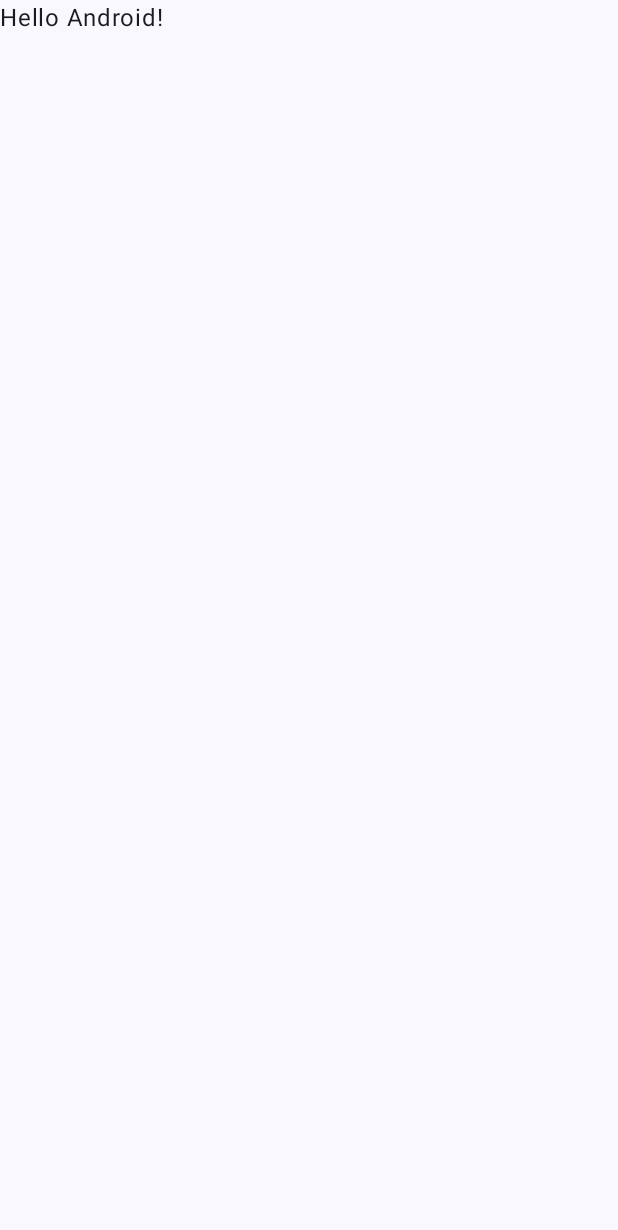
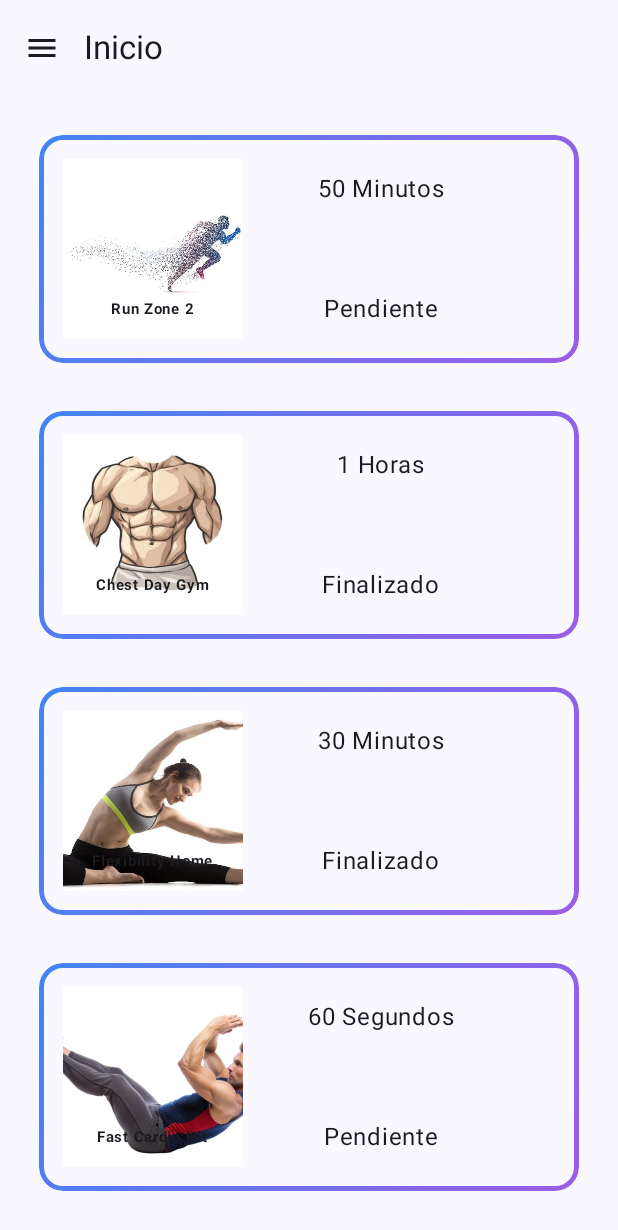
Before and after one commit to jgonpascual-eng/PersonalProyectPractice, an Android app built with Jetpack Compose: the screen it shows after launch (MainActivity), on a phone screen of 412 x 824 dp. Before the commit the part shown is almost empty. Shown: the top 1230 px of the screen. Run offline under Robolectric (Android 15) with nearby library versions, the phone set to English and light mode, and no system bars.

Commit message:
Hecho Ficha Workout y TopApp Bar Navegation

```diff
--- a/app/build.gradle.kts
+++ b/app/build.gradle.kts
@@ -37,6 +37,7 @@ android {
 
 dependencies {
     implementation(platform(libs.androidx.compose.bom))
+    implementation("androidx.compose.material:material-icons-core")
     implementation(libs.androidx.activity.compose)
     implementation(libs.androidx.compose.material3)
     implementation(libs.androidx.compose.ui)
--- a/app/src/main/java/com/example/personalproyectpractice/Data/Workout.kt
+++ b/app/src/main/java/com/example/personalproyectpractice/Data/Workout.kt
@@ -3,6 +3,7 @@ package com.example.personalproyectpractice.Data
 data class Workout(
     val Id: Int,
     val name: String,
-    val Time: Double,
-    val isDone: Boolean
+    val Time: String,
+    val isDone: Boolean,
+    var Img: Int
 )
--- /dev/null
+++ b/app/src/main/java/com/example/personalproyectpractice/Data/WorkoutRepository.kt
@@ -0,0 +1,41 @@
+package com.example.personalproyectpractice.Data
+
+import com.example.personalproyectpractice.R
+
+val workoutList = listOf<Workout>(
+    Workout(
+        Id = 1,
+        name = "Run Zone 2",
+        Time = "50m",
+        isDone = false,
+        Img = R.drawable.workout_run
+    ),
+    Workout(
+        Id = 2,
+        name = "Chest Day Gym",
+        Time = "1h",
+        isDone = true,
+        Img = R.drawable.chest_day
+    ),
+    Workout(
+        Id = 3,
+        name = "Flexibility Home",
+        Time = "30m",
+        isDone = true,
+        Img = R.drawable.flexibility
+    ),
+    Workout(
+        Id = 4,
+        name = "Fast Cardio Hit",
+        Time = "60s",
+        isDone = false,
+        Img = R.drawable.cardio_hit
+    ),
+    Workout(
+        Id = 5,
+        name = "Leg Day Gym",
+        Time = "2h",
+        isDone = true,
+        Img = R.drawable.leg_day
+    )
+)
--- a/app/src/main/java/com/example/personalproyectpractice/Ficha/FichaWorkout.kt
+++ b/app/src/main/java/com/example/personalproyectpractice/Ficha/FichaWorkout.kt
@@ -1,6 +1,9 @@
 package com.example.personalproyectpractice.Ficha
 
+
+import androidx.compose.foundation.BorderStroke
 import androidx.compose.foundation.Image
+import androidx.compose.foundation.border
 import androidx.compose.foundation.layout.Box
 import androidx.compose.foundation.layout.Column
 import androidx.compose.foundation.layout.Row
@@ -10,10 +13,14 @@ import androidx.compose.foundation.layout.fillMaxWidth
 import androidx.compose.foundation.layout.height
 import androidx.compose.foundation.layout.padding
 import androidx.compose.foundation.layout.size
+import androidx.compose.foundation.shape.RoundedCornerShape
 import androidx.compose.material3.Text
 import androidx.compose.runtime.Composable
 import androidx.compose.ui.Alignment
 import androidx.compose.ui.Modifier
+import androidx.compose.ui.draw.clip
+import androidx.compose.ui.graphics.Brush
+import androidx.compose.ui.graphics.Color
 import androidx.compose.ui.layout.ContentScale
 import androidx.compose.ui.res.painterResource
 import androidx.compose.ui.text.font.FontWeight
@@ -23,12 +30,22 @@ import androidx.compose.ui.unit.sp
 import com.example.personalproyectpractice.Data.Workout
 import com.example.personalproyectpractice.R
 
+val formaficha = RoundedCornerShape(16.dp)
+
+val bordeFicha = Brush.linearGradient(
+    colors = listOf(Color(0xFF4285F4), Color(0xFF9B5DE5))
+)
 @Composable
 fun FichaWorkout(workout: Workout, modifier: Modifier = Modifier){
     Row(
         modifier = Modifier
             .fillMaxWidth()
-            .padding(16.dp),
+            .padding(16.dp)
+            .clip(formaficha)
+            .border(
+                border = BorderStroke(width = 3.dp, brush = bordeFicha),
+                shape = formaficha
+            ),
         verticalAlignment = Alignment.CenterVertically
     ) {
         Column(
@@ -40,8 +57,8 @@ fun FichaWorkout(workout: Workout, modifier: Modifier = Modifier){
                 contentAlignment = Alignment.Center
             ) {
                 Image(
-                    painter = painterResource(R.drawable.workout_run),
-                    contentDescription = "WorkoutRun",
+                    painter = painterResource(workout.Img),
+                    contentDescription = "WorkoutActivities",
                     modifier = Modifier.fillMaxSize(),
                     contentScale = ContentScale.Crop
 
@@ -55,6 +72,46 @@ fun FichaWorkout(workout: Workout, modifier: Modifier = Modifier){
                         .padding(bottom = 8.dp))
             }
         }
+
+        Column(
+            modifier = Modifier.padding(16.dp),
+            horizontalAlignment = Alignment.CenterHorizontally
+
+
+        ) {
+            Box(
+                modifier = Modifier.size(120.dp),
+                contentAlignment = Alignment.Center
+            ) {
+                if(workout.Time.endsWith('m')){
+                    Text(text = workout.Time.dropLast(1) + " Minutos",
+                        modifier = Modifier
+                            .align(Alignment.TopCenter)
+                            .padding(top = 8.dp))
+                }
+
+                if(workout.Time.endsWith('h')){
+                    Text(text = workout.Time.dropLast(1) + " Horas",
+                        modifier = Modifier
+                            .align(Alignment.TopCenter)
+                            .padding(top = 8.dp))
+
+                }
+
+                if(workout.Time.endsWith('s')){
+                    Text(text = workout.Time.dropLast(1) + " Segundos",
+                        modifier = Modifier
+                            .align(Alignment.TopCenter)
+                            .padding(top = 8.dp))
+                }
+
+                Text(if (workout.isDone) "Finalizado" else "Pendiente",
+                    modifier = Modifier
+                        .align(Alignment.BottomCenter)
+                        .padding(bottom = 8.dp))
+
+            }
+        }
     }
 }
 @Preview(showBackground = true)
@@ -64,8 +121,9 @@ fun FichaWorkoutPreview(){
         workout = Workout(
             Id = 1,
             name = "Cardio Zona 2",
-            Time = 60.3,
-            isDone = true
+            Time = "60.3m",
+            isDone = true,
+            Img = R.drawable.workout_run
         )
     )
 }
--- a/app/src/main/java/com/example/personalproyectpractice/MainActivity.kt
+++ b/app/src/main/java/com/example/personalproyectpractice/MainActivity.kt
@@ -11,6 +11,7 @@ import androidx.compose.material3.Text
 import androidx.compose.runtime.Composable
 import androidx.compose.ui.Modifier
 import androidx.compose.ui.tooling.preview.Preview
+import com.example.personalproyectpractice.Screen.HomeScreen
 import com.example.personalproyectpractice.ui.theme.PersonalProyectPracticeTheme
 
 class MainActivity : ComponentActivity() {
@@ -20,8 +21,7 @@ class MainActivity : ComponentActivity() {
         setContent {
             PersonalProyectPracticeTheme {
                 Scaffold(modifier = Modifier.fillMaxSize()) { innerPadding ->
-                    Greeting(
-                        name = "Android",
+                    HomeScreen(
                         modifier = Modifier.padding(innerPadding)
                     )
                 }
@@ -29,19 +29,3 @@ class MainActivity : ComponentActivity() {
         }
     }
 }
-
-@Composable
-fun Greeting(name: String, modifier: Modifier = Modifier) {
-    Text(
-        text = "Hello $name!",
-        modifier = modifier
-    )
-}
-
-@Preview(showBackground = true)
-@Composable
-fun GreetingPreview() {
-    PersonalProyectPracticeTheme {
-        Greeting("Android")
-    }
-}
--- a/app/src/main/java/com/example/personalproyectpractice/Screen/HomeScreen.kt
+++ b/app/src/main/java/com/example/personalproyectpractice/Screen/HomeScreen.kt
@@ -1,24 +1,53 @@
 package com.example.personalproyectpractice.Screen
 
+import androidx.compose.foundation.layout.PaddingValues
+import androidx.compose.foundation.layout.fillMaxSize
 import androidx.compose.foundation.layout.padding
 import androidx.compose.foundation.lazy.LazyColumn
+import androidx.compose.foundation.lazy.items
+import androidx.compose.material.icons.Icons // <-- Import necesario
+import androidx.compose.material.icons.filled.Menu // <-- Import necesario
+import androidx.compose.material3.ExperimentalMaterial3Api
+import androidx.compose.material3.Icon
+import androidx.compose.material3.IconButton
+import androidx.compose.material3.Scaffold
+import androidx.compose.material3.Text
+import androidx.compose.material3.TopAppBar
 import androidx.compose.runtime.Composable
 import androidx.compose.ui.Modifier
-import androidx.compose.ui.tooling.preview.Preview
 import androidx.compose.ui.unit.dp
+import com.example.personalproyectpractice.Data.workoutList
+import com.example.personalproyectpractice.Ficha.FichaWorkout
 
+@OptIn(ExperimentalMaterial3Api::class)
 @Composable
-fun HomeScreen(){
-    LazyColumn(
-        modifier = Modifier.padding(10.dp)
-    ) {
+fun HomeScreen(modifier: Modifier = Modifier) {
 
+    Scaffold(
+        modifier = modifier.fillMaxSize(),
+        topBar = {
+            TopAppBar(
+                title = { Text(text = "Inicio") },
+                navigationIcon = {
+                    IconButton(onClick = { /* TODO: Abrir menú */ }) {
+                        Icon(
+                            imageVector = Icons.Default.Menu,
+                            contentDescription = "Menu"
+                        )
+                    }
+                }
+            )
+        }
+    ) { innerPadding ->
+        LazyColumn(
+            modifier = Modifier
+                .fillMaxSize()
+                .padding(innerPadding),
+            contentPadding = PaddingValues(10.dp)
+        ) {
+            items(workoutList) { workout ->
+                FichaWorkout(workout)
+            }
+        }
     }
 }
-
-
-@Preview(showBackground = true)
-@Composable
-fun HomeScreenPreview(){
-
-}
--- a/gradle/libs.versions.toml
+++ b/gradle/libs.versions.toml
@@ -1,5 +1,5 @@
 [versions]
-agp = "9.4.1"
+agp = "9.3.0"
 coreKtx = "1.19.1"
 junit = "4.13.2"
 junitVersion = "1.3.0"
```
Also changed, not shown: app/src/main/res/drawable/cardio_hit.jpg (added), app/src/main/res/drawable/chest_day.jpg (added), app/src/main/res/drawable/flexibility.png (added), app/src/main/res/drawable/leg_day.jpg (added).
